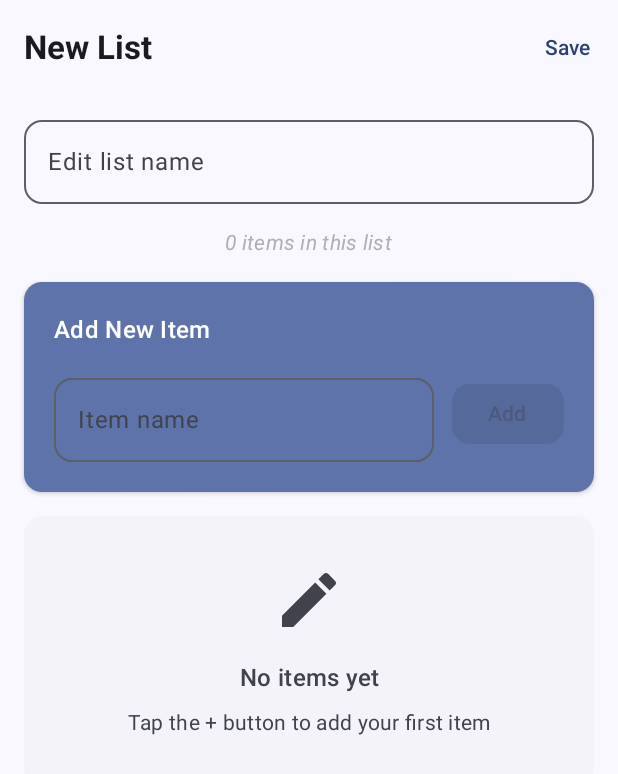
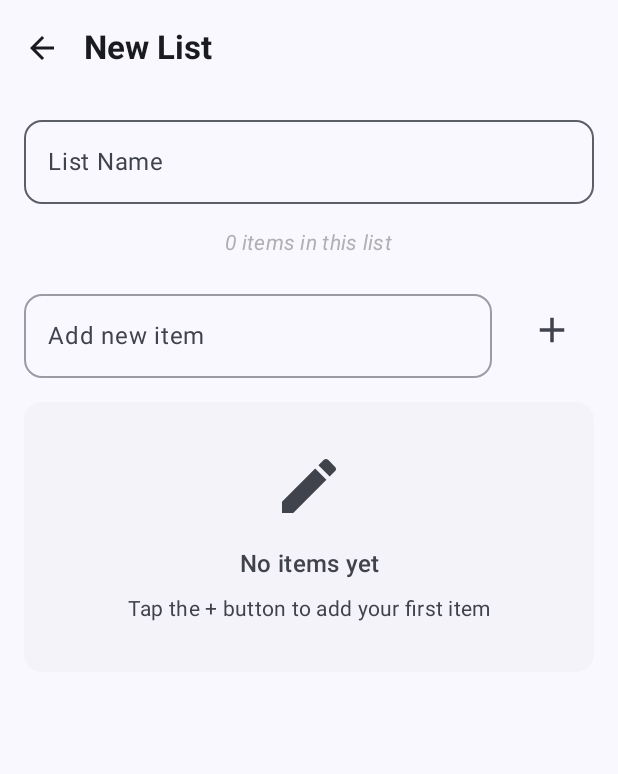
Before and after one commit to teja2495/choosr, an Android app built with Jetpack Compose: the EditListScreen screen opened through its navigation route, on a phone screen of 412 x 824 dp. Shown: the top 774 px of the screen. Run offline under Robolectric (Android 15) with nearby library versions, the phone set to English and light mode, and no system bars.

Commit message:
feat: ui update

```diff
--- a/app/src/main/java/com/tk/choosr/ui/edit/EditListScreen.kt
+++ b/app/src/main/java/com/tk/choosr/ui/edit/EditListScreen.kt
@@ -26,6 +26,7 @@ import androidx.compose.foundation.lazy.items
 import androidx.compose.foundation.shape.RoundedCornerShape
 import androidx.compose.material.icons.Icons
 import androidx.compose.material.icons.filled.Add
+import androidx.compose.material.icons.filled.ArrowBack
 import androidx.compose.material.icons.filled.Delete
 import androidx.compose.material.icons.filled.Edit
 import androidx.compose.material3.Button
@@ -84,6 +85,16 @@ fun EditListScreen(
     val scope = rememberCoroutineScope()
     val keyboardController = LocalSoftwareKeyboardController.current
 
+    // Auto-save functionality
+    LaunchedEffect(name, items) {
+        val trimmedName = name.trim()
+        if (trimmedName.isNotEmpty() && items.isNotEmpty()) {
+            val list = (existing?.copy(name = trimmedName, items = items))
+                ?: ChoiceList(name = trimmedName, items = items)
+            if (existing == null) viewModel.addList(list) else viewModel.updateList(list)
+        }
+    }
+
     Scaffold(
         topBar = {
             TopAppBar(
@@ -93,38 +104,19 @@ fun EditListScreen(
                         fontWeight = FontWeight.Bold
                     )
                 },
+                navigationIcon = {
+                    IconButton(onClick = onDone) {
+                        Icon(
+                            Icons.Default.ArrowBack,
+                            contentDescription = "Back",
+                            tint = MaterialTheme.colorScheme.onSurface
+                        )
+                    }
+                },
                 colors = TopAppBarDefaults.topAppBarColors(
                     containerColor = MaterialTheme.colorScheme.surface,
                     titleContentColor = MaterialTheme.colorScheme.onSurface
-                ),
-                actions = {
-                    TextButton(
-                        onClick = {
-                            // Hide keyboard first
-                            keyboardController?.hide()
-
-                            val trimmedName = name.trim()
-                            if (trimmedName.isEmpty() || items.isEmpty()) {
-                                scope.launch {
-                                    snackbarHostState.showSnackbar("Enter name and at least one item")
-                                }
-                                return@TextButton
-                            }
-                            val list = (existing?.copy(name = trimmedName, items = items))
-                                ?: ChoiceList(name = trimmedName, items = items)
-                            if (existing == null) viewModel.addList(list) else viewModel.updateList(list)
-                            onDone()
-                        },
-                        colors = ButtonDefaults.textButtonColors(
-                            contentColor = MaterialTheme.colorScheme.primary
                 )
-                    ) {
-                        Text(
-                            "Save",
-                            fontWeight = FontWeight.SemiBold
-                        )
-                    }
-                }
             )
         },
         snackbarHost = { SnackbarHost(snackbarHostState) },
@@ -141,7 +133,7 @@ fun EditListScreen(
                 OutlinedTextField(
                     value = name,
                     onValueChange = { name = it },
-                    label = { Text("Edit list name") },
+                    label = { Text("List Name") },
                     modifier = Modifier.fillMaxWidth(),
                     singleLine = true,
                     colors = OutlinedTextFieldDefaults.colors(
@@ -170,23 +162,6 @@ fun EditListScreen(
 
             // Add item section
             item {
-                Card(
-                    modifier = Modifier.fillMaxWidth(),
-                    colors = CardDefaults.cardColors(
-                        containerColor = MaterialTheme.colorScheme.primaryContainer
-                    ),
-                    elevation = CardDefaults.cardElevation(defaultElevation = 2.dp)
-                ) {
-                    Column(
-                        modifier = Modifier.padding(20.dp)
-                    ) {
-                        Text(
-                            text = "Add New Item",
-                            style = MaterialTheme.typography.titleMedium,
-                            fontWeight = FontWeight.SemiBold,
-                            color = MaterialTheme.colorScheme.onPrimaryContainer
-                        )
-                        Spacer(modifier = Modifier.height(12.dp))
                 Row(
                     modifier = Modifier.fillMaxWidth(),
                     horizontalArrangement = Arrangement.spacedBy(12.dp),
@@ -195,33 +170,41 @@ fun EditListScreen(
                     OutlinedTextField(
                         value = newItem,
                         onValueChange = { newItem = it },
-                                label = { Text("Item name") },
+                        label = { Text("Add new item") },
+                        placeholder = { Text("Enter item name...") },
                         modifier = Modifier.weight(1f),
                         singleLine = true,
                         colors = OutlinedTextFieldDefaults.colors(
                             focusedBorderColor = MaterialTheme.colorScheme.primary,
-                                    focusedLabelColor = MaterialTheme.colorScheme.primary
+                            focusedLabelColor = MaterialTheme.colorScheme.primary,
+                            unfocusedBorderColor = MaterialTheme.colorScheme.outline.copy(alpha = 0.6f),
+                            unfocusedLabelColor = MaterialTheme.colorScheme.onSurfaceVariant
                         ),
                         shape = RoundedCornerShape(12.dp)
                     )
-                            Button(
+                    IconButton(
                         onClick = {
                             val candidate = newItem.text.trim()
                             if (candidate.isNotEmpty() && items.none { it.equals(candidate, true) }) {
                                 items = items + candidate
                                 newItem = TextFieldValue()
+                                keyboardController?.hide()
                             }
                         },
                         enabled = newItem.text.trim().isNotEmpty(),
-                                colors = ButtonDefaults.buttonColors(
-                                    containerColor = MaterialTheme.colorScheme.primary,
-                                    contentColor = MaterialTheme.colorScheme.onPrimary
-                                ),
-                                shape = RoundedCornerShape(12.dp)
+                        modifier = Modifier
+                            .height(56.dp)
+                            .width(56.dp)
                     ) {
-                                Text("Add")
-                            }
-                        }
+                        Icon(
+                            Icons.Default.Add,
+                            contentDescription = "Add item",
+                            modifier = Modifier.size(28.dp),
+                            tint = if (newItem.text.trim().isNotEmpty())
+                                MaterialTheme.colorScheme.primary
+                            else
+                                MaterialTheme.colorScheme.onSurfaceVariant
+                        )
                     }
                 }
             }
--- a/app/src/main/java/com/tk/choosr/ui/shuffle/ShuffleBottomDrawer.kt
+++ b/app/src/main/java/com/tk/choosr/ui/shuffle/ShuffleBottomDrawer.kt
@@ -153,7 +153,8 @@ fun ShuffleBottomDrawer(
 
             Spacer(modifier = Modifier.height(24.dp))
 
-            // Action button - centered
+            // Action button - centered (only show when not choosing)
+            if (!isChoosing) {
                 Button(
                     onClick = {
                         isChoosing = true
@@ -166,7 +167,7 @@ fun ShuffleBottomDrawer(
                             isShowingResult = true
                         }
                     },
-                enabled = list?.items?.isNotEmpty() == true && !isChoosing,
+                    enabled = list?.items?.isNotEmpty() == true,
                     modifier = Modifier.fillMaxWidth()
                 ) {
                     Text("Shuffle Again")
@@ -174,3 +175,4 @@ fun ShuffleBottomDrawer(
             }
         }
     }
+}
```
Lines whose indentation alone changed are shown as unchanged.
